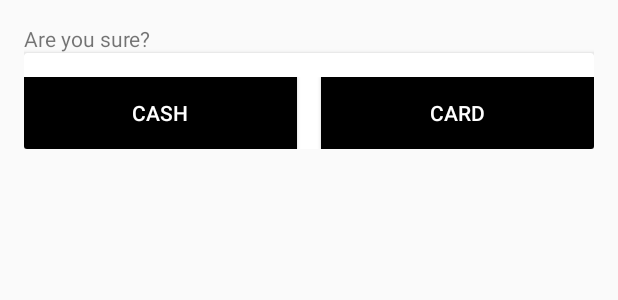
After one commit to msarpong/MyDays, an Android app: the layout bottom_sheet.xml on its own in the app's theme, with its tools: preview values and no code run, on a phone screen of 412 x 824 dp. The commit adds this screen. Shown: the top 300 px of the screen. Run offline under Robolectric (Android 15) with nearby library versions, the phone set to English and light mode, and no system bars.

Commit message:
Add bottom sheet

```diff
--- a/app/build.gradle
+++ b/app/build.gradle
@@ -49,6 +49,7 @@ dependencies {
     implementation 'androidx.recyclerview:recyclerview:1.1.0'
 
     implementation 'com.jakewharton.threetenabp:threetenabp:1.2.2'
+    implementation 'com.google.android.material:material:1.0.0'
+    implementation 'com.github.vipulasri:timelineview:1.1.3'
 
-    implementation 'com.github.vipulasri:timelineview:1.1.3'
 }
--- a/app/src/main/java/com/msarpong/mydays/ui/add/text/AddTextScreen.kt
+++ b/app/src/main/java/com/msarpong/mydays/ui/add/text/AddTextScreen.kt
@@ -77,7 +77,6 @@ class AddTextScreen : AppCompatActivity() {
                 sad -> mood = MOOD_SAD
                 smile -> mood = MOOD_SMILE
             }
-            var date: String
             intent.putExtra("ADD_NOTE_TITLE", titleET)
             intent.putExtra("ADD_NOTE_TYPE", "text")
             intent.putExtra("ADD_NOTE_TEXT", bodyET)
--- a/app/src/main/java/com/msarpong/mydays/ui/main/MainScreen.kt
+++ b/app/src/main/java/com/msarpong/mydays/ui/main/MainScreen.kt
@@ -5,6 +5,7 @@ import android.content.Intent
 import android.content.SharedPreferences
 import android.os.Bundle
 import android.util.Log
+import android.view.LayoutInflater
 import android.widget.Button
 import android.widget.ImageButton
 import android.widget.TextView
@@ -14,6 +15,7 @@ import androidx.lifecycle.Observer
 import androidx.lifecycle.ViewModelProviders
 import androidx.recyclerview.widget.LinearLayoutManager
 import androidx.recyclerview.widget.RecyclerView
+import com.google.android.material.bottomsheet.BottomSheetDialog
 import com.msarpong.mydays.R
 import com.msarpong.mydays.ui.add.ChoiceScreen
 import com.msarpong.mydays.ui.calendar.CalendarScreen
@@ -32,6 +34,7 @@ class MainScreen : AppCompatActivity() {
     private lateinit var mainAdapter: MainAdapter
     private lateinit var recyclerviewHome: RecyclerView
     private lateinit var sharedPrefs: SharedPreferences
+
     override fun onCreate(savedInstanceState: Bundle?) {
         super.onCreate(savedInstanceState)
 
@@ -88,7 +91,7 @@ class MainScreen : AppCompatActivity() {
     private fun showDatas(notes: List<Notes>) {
         mainAdapter.submitList(notes)
         notes.forEach {
-            Log.i("ITEM: ", it.date_note.toString())
+            Log.i("ITEM: ", it.date_note)
         }
     }
 
--- /dev/null
+++ b/app/src/main/res/layout/bottom_sheet.xml
@@ -0,0 +1,44 @@
+<?xml version="1.0" encoding="utf-8"?>
+<LinearLayout xmlns:android="http://schemas.android.com/apk/res/android"
+    android:layout_width="match_parent"
+    android:layout_height="wrap_content"
+    android:orientation="vertical"
+    android:padding="16dp">
+
+    <TextView
+        android:layout_width="match_parent"
+        android:layout_height="match_parent"
+        android:text="Are you sure?" />
+
+    <androidx.cardview.widget.CardView
+        android:layout_width="match_parent"
+        android:layout_height="match_parent">
+
+        <LinearLayout
+            android:layout_width="match_parent"
+            android:layout_height="wrap_content"
+            android:layout_marginTop="16dp"
+            android:orientation="horizontal">
+
+            <Button
+                android:id="@+id/cash"
+                android:layout_width="0dp"
+                android:layout_height="wrap_content"
+                android:layout_marginRight="8dp"
+                android:layout_weight="1"
+                android:background="@android:color/black"
+                android:text="Cash"
+                android:textColor="@android:color/white" />
+
+            <Button
+                android:layout_width="0dp"
+                android:layout_height="wrap_content"
+                android:layout_marginLeft="8dp"
+                android:layout_weight="1"
+                android:background="@android:color/black"
+                android:text="Card"
+                android:textColor="@android:color/white" />
+
+        </LinearLayout>
+    </androidx.cardview.widget.CardView>
+</LinearLayout>
```
Also changed, not shown: app/src/main/java/com/msarpong/mydays/ui/detail/DetailScreen.kt (+15 -3 lines), app/src/main/java/com/msarpong/mydays/ui/main/MainAdapter.kt (+4 -5 lines).
